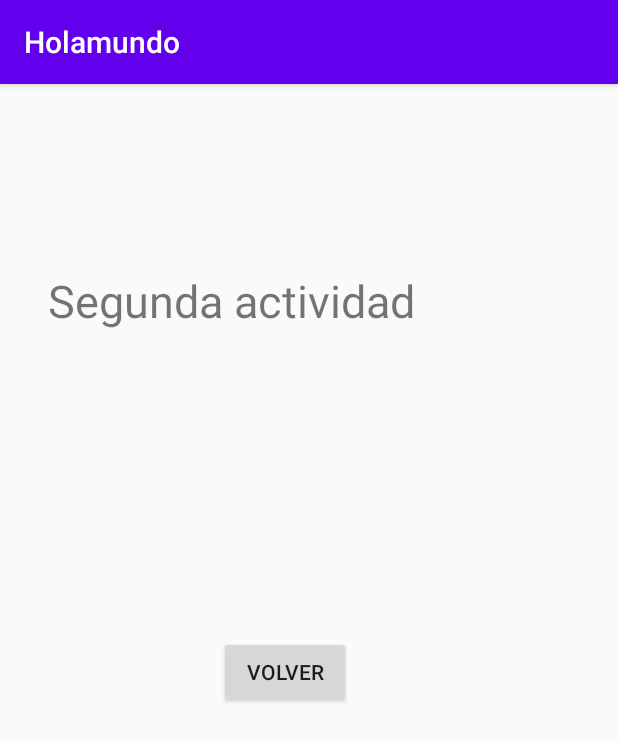
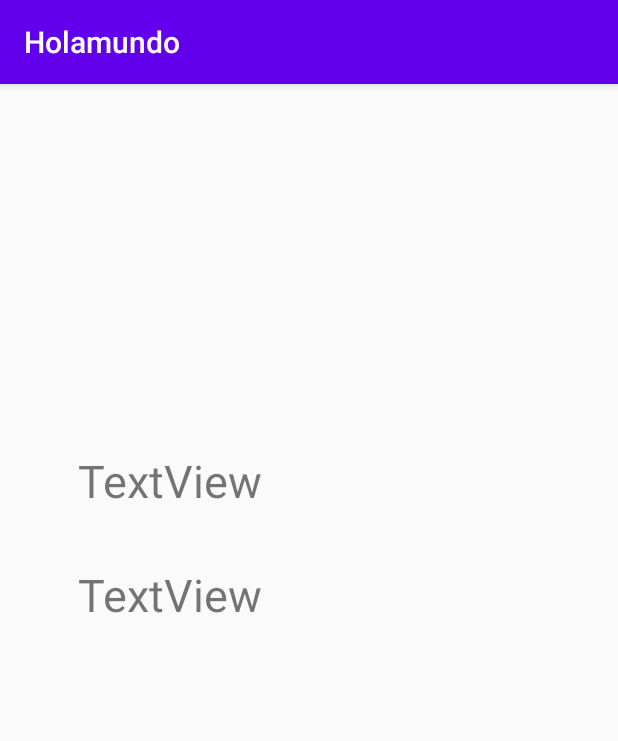
Before and after one commit to gabrielgomezamora/Android, an Android app: the SegundaActivity screen opened directly, with no data from a screen before it, on a phone screen of 412 x 824 dp. Shown: the top 741 px of the screen. Run offline under Robolectric (Android 15) with nearby library versions, the phone set to English and light mode, and no system bars.

```diff
--- a/app/build.gradle
+++ b/app/build.gradle
@@ -12,6 +12,8 @@ android {
         versionName "1.0"
 
         testInstrumentationRunner "androidx.test.runner.AndroidJUnitRunner"
+
+        multiDexEnabled true
     }
 
     buildTypes {
@@ -32,4 +34,8 @@ dependencies {
     androidTestImplementation 'androidx.test.ext:junit:1.1.1'
     androidTestImplementation 'androidx.test.espresso:espresso-core:3.2.0'
     implementation 'com.google.android.material:material:1.1.0'
+    implementation 'com.google.android.gms:play-services:12.0.1'
+    implementation 'androidx.multidex:multidex:2.0.1'
+
+
 }
--- a/app/src/main/AndroidManifest.xml
+++ b/app/src/main/AndroidManifest.xml
@@ -1,6 +1,10 @@
 <?xml version="1.0" encoding="utf-8"?>
 <manifest xmlns:android="http://schemas.android.com/apk/res/android"
     package="com.example.holamundo">
+
+    <uses-permission android:name="android.permission.ACCESS_COARSE_LOCATION"/>
+    <uses-permission android:name="android.permission.ACCESS_FINE_LOCATION"/>
+    <uses-permission android:name="android.permission.READ_CONTACTS"/>
 
     <application
         android:allowBackup="true"
--- a/app/src/main/java/com/example/holamundo/SegundaActivity.java
+++ b/app/src/main/java/com/example/holamundo/SegundaActivity.java
@@ -1,14 +1,110 @@
 package com.example.holamundo;
 
 import androidx.appcompat.app.AppCompatActivity;
+import androidx.core.app.ActivityCompat;
+import androidx.core.content.ContextCompat;
 
+import android.Manifest;
+import android.content.pm.PackageManager;
+import android.location.Location;
 import android.os.Bundle;
+import android.widget.TextView;
+
+import com.google.android.gms.location.FusedLocationProviderClient;
+import com.google.android.gms.location.LocationServices;
+import com.google.android.gms.tasks.OnSuccessListener;
 
 public class SegundaActivity extends AppCompatActivity {
+    private static final int MY_PERMISSIONS_REQUEST_READ_CONTACTS = 1000;
+    private FusedLocationProviderClient fusedLocationClient;
+
+    private TextView latitud;
+    private TextView longitud;
+
 
     @Override
     protected void onCreate(Bundle savedInstanceState) {
         super.onCreate(savedInstanceState);
         setContentView(R.layout.activity_segunda);
+
+        latitud = findViewById(R.id.latitud);
+        longitud = findViewById(R.id.longitud);
+
+
+        fusedLocationClient = LocationServices.getFusedLocationProviderClient(this);
+        permisos();
+
+        fusedLocationClient.getLastLocation()
+                .addOnSuccessListener(this, new OnSuccessListener<Location>() {
+                    @Override
+                    public void onSuccess(Location location) {
+
+                        // Got last known location. In some rare situations this can be null.
+                        if (location != null) {
+                            // Logic to handle location object
+
+                            double longitude = location.getLongitude();
+                            double latitude = location.getLatitude();
+
+                            longitud.setText("Longitud: "+String.valueOf(longitude));
+                            latitud.setText("Latitud:"+String.valueOf(latitude));
+
+                        }
+
+                    }
+
+                });
+
+    }
+
+
+    public boolean permisos(){
+        //Saber si la aplicacion tiene permisos
+        boolean permiso= false;
+       // Here, thisActivity is the current activity
+        if (ContextCompat.checkSelfPermission(this, Manifest.permission.ACCESS_FINE_LOCATION)
+                != PackageManager.PERMISSION_GRANTED) {
+
+            // Permission is not granted
+            // Should we show an explanation?
+
+                // No explanation needed; request the permission
+                ActivityCompat.requestPermissions(this,new String[]{Manifest.permission.ACCESS_FINE_LOCATION},MY_PERMISSIONS_REQUEST_READ_CONTACTS);
+            ActivityCompat.requestPermissions(this,new String[]{Manifest.permission.ACCESS_COARSE_LOCATION},MY_PERMISSIONS_REQUEST_READ_CONTACTS);
+
+                // MY_PERMISSIONS_REQUEST_READ_CONTACTS is an
+                // app-defined int constant. The callback method gets the
+                // result of the request.
+
+        }
+
+            ActivityCompat.requestPermissions(this,new String[]{Manifest.permission.ACCESS_COARSE_LOCATION},MY_PERMISSIONS_REQUEST_READ_CONTACTS);
+
+
+        return permiso;
+    }
+
+
+
+    @Override
+    public void onRequestPermissionsResult(int requestCode, String[] permissions, int[] grantResults) {
+
+        switch (requestCode) {
+            case MY_PERMISSIONS_REQUEST_READ_CONTACTS: {
+                // If request is cancelled, the result arrays are empty.
+                if (grantResults.length > 0
+                        && grantResults[0] == PackageManager.PERMISSION_GRANTED) {
+                    // permission was granted, yay! Do the
+                    // contacts-related task you need to do.
+                } else {
+                    // permission denied, boo! Disable the
+                    // functionality that depends on this permission.
+                }
+                return;
+            }
+
+            // other 'case' lines to check for other
+            // permissions this app might request.
+        }
     }
 }
--- a/app/src/main/res/layout/activity_segunda.xml
+++ b/app/src/main/res/layout/activity_segunda.xml
@@ -7,28 +7,26 @@
     tools:context=".SegundaActivity">
 
     <TextView
-        android:id="@+id/textView"
-        android:layout_width="345dp"
-        android:layout_height="0dp"
-        android:layout_marginStart="32dp"
-        android:layout_marginLeft="32dp"
-        android:layout_marginTop="124dp"
-        android:layout_marginBottom="92dp"
-        android:text="Segunda actividad"
+        android:id="@+id/latitud"
+        android:layout_width="297dp"
+        android:layout_height="52dp"
+        android:layout_marginStart="52dp"
+        android:layout_marginLeft="52dp"
+        android:layout_marginTop="244dp"
+        android:text="TextView"
         android:textSize="30sp"
-        app:layout_constraintBottom_toTopOf="@+id/button2"
         app:layout_constraintStart_toStartOf="parent"
         app:layout_constraintTop_toTopOf="parent" />
 
-    <Button
-        android:id="@+id/button2"
-        android:layout_width="wrap_content"
-        android:layout_height="wrap_content"
-        android:layout_marginStart="114dp"
-        android:layout_marginLeft="114dp"
-        android:layout_marginBottom="352dp"
-        android:text="volver"
-        app:layout_constraintBottom_toBottomOf="parent"
-        app:layout_constraintStart_toStartOf="@+id/textView"
-        app:layout_constraintTop_toBottomOf="@+id/textView" />
+    <TextView
+        android:id="@+id/longitud"
+        android:layout_width="294dp"
+        android:layout_height="47dp"
+        android:layout_marginStart="52dp"
+        android:layout_marginLeft="52dp"
+        android:layout_marginTop="24dp"
+        android:text="TextView"
+        android:textSize="30sp"
+        app:layout_constraintStart_toStartOf="parent"
+        app:layout_constraintTop_toBottomOf="@+id/latitud" />
 </androidx.constraintlayout.widget.ConstraintLayout>
```
